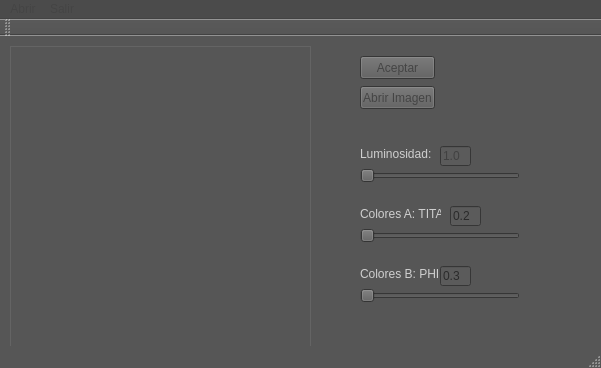
First picture: the form in QtGuiApplication3/QtGuiApplication3.ui, repository irenita/Espectral_II, before the edit.
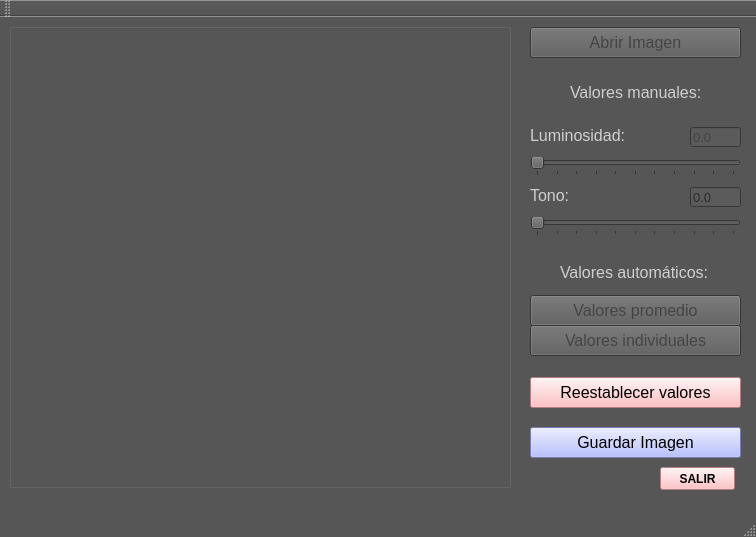
Second picture: the form after the edit.

Patch:
```diff
--- a/QtGuiApplication3/QtGuiApplication3.ui
+++ b/QtGuiApplication3/QtGuiApplication3.ui
@@ -6,8 +6,8 @@
    <rect>
     <x>0</x>
     <y>0</y>
-    <width>601</width>
-    <height>368</height>
+    <width>756</width>
+    <height>537</height>
    </rect>
   </property>
   <property name="palette">
@@ -43,9 +43,9 @@
      <colorrole role="Text">
       <brush brushstyle="SolidPattern">
        <color alpha="255">
-        <red>194</red>
-        <green>194</green>
-        <blue>194</blue>
+        <red>0</red>
+        <green>0</green>
+        <blue>0</blue>
        </color>
       </brush>
      </colorrole>
@@ -117,9 +117,9 @@
      <colorrole role="Text">
       <brush brushstyle="SolidPattern">
        <color alpha="255">
-        <red>194</red>
-        <green>194</green>
-        <blue>194</blue>
+        <red>0</red>
+        <green>0</green>
+        <blue>0</blue>
        </color>
       </brush>
      </colorrole>
@@ -334,51 +334,80 @@
    <widget class="QPushButton" name="pushButtonAceptar">
     <property name="geometry">
      <rect>
-      <x>360</x>
-      <y>20</y>
+      <x>660</x>
+      <y>450</y>
       <width>75</width>
       <height>23</height>
      </rect>
     </property>
+    <property name="font">
+     <font>
+      <weight>75</weight>
+      <bold>true</bold>
+     </font>
+    </property>
     <property name="cursor">
      <cursorShape>PointingHandCursor</cursorShape>
     </property>
+    <property name="styleSheet">
+     <string notr="true">background-color: rgb(254, 178, 180);</string>
+    </property>
     <property name="text">
-     <string>Aceptar</string>
+     <string>SALIR</string>
     </property>
    </widget>
    <widget class="QPushButton" name="pushButtonAbrir">
     <property name="geometry">
      <rect>
-      <x>360</x>
-      <y>50</y>
-      <width>75</width>
-      <height>23</height>
+      <x>530</x>
+      <y>10</y>
+      <width>211</width>
+      <height>31</height>
      </rect>
     </property>
+    <property name="font">
+     <font>
+      <pointsize>12</pointsize>
+     </font>
+    </property>
     <property name="text">
      <string>Abrir Imagen</string>
     </property>
    </widget>
-   <widget class="QSlider" name="horizontalSliderLumi">
+   <widget class="QSlider" name="horizontalSliderTITA">
     <property name="geometry">
      <rect>
-      <x>360</x>
-      <y>130</y>
-      <width>160</width>
+      <x>530</x>
+      <y>140</y>
+      <width>211</width>
       <height>19</height>
      </rect>
     </property>
+    <property name="minimum">
+     <number>0</number>
+    </property>
+    <property name="maximum">
+     <number>9999</number>
+    </property>
+    <property name="sliderPosition">
+     <number>0</number>
+    </property>
     <property name="orientation">
      <enum>Qt::Horizontal</enum>
     </property>
+    <property name="tickPosition">
+     <enum>QSlider::TicksBelow</enum>
+    </property>
+    <property name="tickInterval">
+     <number>999</number>
+    </property>
    </widget>
-   <widget class="QLineEdit" name="lineEditLumi">
+   <widget class="QLineEdit" name="lineEditTITA">
     <property name="geometry">
      <rect>
-      <x>440</x>
+      <x>690</x>
       <y>110</y>
-      <width>31</width>
+      <width>51</width>
       <height>20</height>
      </rect>
     </property>
@@ -446,16 +475,24 @@
       </disabled>
      </palette>
     </property>
+    <property name="font">
+     <font>
+      <pointsize>10</pointsize>
+     </font>
+    </property>
     <property name="text">
-     <string>1.0</string>
+     <string>0.0</string>
+    </property>
+    <property name="frame">
+     <bool>true</bool>
     </property>
    </widget>
    <widget class="QLabel" name="label">
     <property name="geometry">
      <rect>
-      <x>360</x>
+      <x>530</x>
       <y>110</y>
-      <width>81</width>
+      <width>111</width>
       <height>16</height>
      </rect>
     </property>
@@ -523,6 +560,11 @@
       </disabled>
      </palette>
     </property>
+    <property name="font">
+     <font>
+      <pointsize>12</pointsize>
+     </font>
+    </property>
     <property name="text">
      <string>Luminosidad:</string>
     </property>
@@ -530,9 +572,9 @@
    <widget class="QLabel" name="label_2">
     <property name="geometry">
      <rect>
-      <x>360</x>
+      <x>530</x>
       <y>170</y>
-      <width>81</width>
+      <width>71</width>
       <height>16</height>
      </rect>
     </property>
@@ -573,142 +615,43 @@
       </disabled>
      </palette>
     </property>
-    <property name="text">
-     <string>Colores A: TITA</string>
+    <property name="font">
+     <font>
+      <pointsize>12</pointsize>
+     </font>
     </property>
-   </widget>
-   <widget class="QLabel" name="label_3">
-    <property name="geometry">
-     <rect>
-      <x>360</x>
-      <y>230</y>
-      <width>81</width>
-      <height>16</height>
-     </rect>
-    </property>
-    <property name="palette">
-     <palette>
-      <active>
-       <colorrole role="WindowText">
-        <brush brushstyle="SolidPattern">
-         <color alpha="255">
-          <red>207</red>
-          <green>207</green>
-          <blue>207</blue>
-         </color>
-        </brush>
-       </colorrole>
-      </active>
-      <inactive>
-       <colorrole role="WindowText">
-        <brush brushstyle="SolidPattern">
-         <color alpha="255">
-          <red>207</red>
-          <green>207</green>
-          <blue>207</blue>
-         </color>
-        </brush>
-       </colorrole>
-      </inactive>
-      <disabled>
-       <colorrole role="WindowText">
-        <brush brushstyle="SolidPattern">
-         <color alpha="255">
-          <red>120</red>
-          <green>120</green>
-          <blue>120</blue>
-         </color>
-        </brush>
-       </colorrole>
-      </disabled>
-     </palette>
-    </property>
     <property name="text">
-     <string>Colores B: PHI</string>
-    </property>
-   </widget>
-   <widget class="QSlider" name="horizontalSliderTITA">
-    <property name="geometry">
-     <rect>
-      <x>360</x>
-      <y>190</y>
-      <width>160</width>
-      <height>19</height>
-     </rect>
-    </property>
-    <property name="orientation">
-     <enum>Qt::Horizontal</enum>
+     <string>Tono:</string>
     </property>
    </widget>
    <widget class="QSlider" name="horizontalSliderPHI">
     <property name="geometry">
      <rect>
-      <x>360</x>
-      <y>250</y>
-      <width>160</width>
+      <x>530</x>
+      <y>200</y>
+      <width>211</width>
       <height>19</height>
      </rect>
     </property>
+    <property name="maximum">
+     <number>9999</number>
+    </property>
     <property name="orientation">
      <enum>Qt::Horizontal</enum>
     </property>
-   </widget>
-   <widget class="QLineEdit" name="lineEditTITA">
-    <property name="geometry">
-     <rect>
-      <x>450</x>
-      <y>170</y>
-      <width>31</width>
-      <height>20</height>
-     </rect>
+    <property name="tickPosition">
+     <enum>QSlider::TicksBelow</enum>
     </property>
-    <property name="palette">
-     <palette>
-      <active>
-       <colorrole role="Text">
-        <brush brushstyle="SolidPattern">
-         <color alpha="255">
-          <red>42</red>
-          <green>42</green>
-          <blue>42</blue>
-         </color>
-        </brush>
-       </colorrole>
-      </active>
-      <inactive>
-       <colorrole role="Text">
-        <brush brushstyle="SolidPattern">
-         <color alpha="255">
-          <red>42</red>
-          <green>42</green>
-          <blue>42</blue>
-         </color>
-        </brush>
-       </colorrole>
-      </inactive>
-      <disabled>
-       <colorrole role="Text">
-        <brush brushstyle="SolidPattern">
-         <color alpha="255">
-          <red>120</red>
-          <green>120</green>
-          <blue>120</blue>
-         </color>
-        </brush>
-       </colorrole>
-      </disabled>
-     </palette>
-    </property>
-    <property name="text">
-     <string>0.2</string>
+    <property name="tickInterval">
+     <number>999</number>
     </property>
    </widget>
    <widget class="QLineEdit" name="lineEditPHI">
     <property name="geometry">
      <rect>
-      <x>440</x>
-      <y>230</y>
-      <width>31</width>
+      <x>690</x>
+      <y>170</y>
+      <width>51</width>
       <height>20</height>
      </rect>
     </property>
@@ -749,8 +692,13 @@
       </disabled>
      </palette>
     </property>
+    <property name="font">
+     <font>
+      <pointsize>10</pointsize>
+     </font>
+    </property>
     <property name="text">
-     <string>0.3</string>
+     <string>0.0</string>
     </property>
    </widget>
    <widget class="QLabel" name="label_pic">
@@ -758,10 +706,16 @@
      <rect>
       <x>10</x>
       <y>10</y>
-      <width>301</width>
-      <height>301</height>
+      <width>501</width>
+      <height>461</height>
      </rect>
     </property>
+    <property name="sizePolicy">
+     <sizepolicy hsizetype="Preferred" vsizetype="Preferred">
+      <horstretch>0</horstretch>
+      <verstretch>0</verstretch>
+     </sizepolicy>
+    </property>
     <property name="frameShape">
      <enum>QFrame::Box</enum>
     </property>
@@ -769,13 +723,838 @@
      <string/>
     </property>
    </widget>
+   <widget class="QLabel" name="label_5">
+    <property name="geometry">
+     <rect>
+      <x>560</x>
+      <y>240</y>
+      <width>151</width>
+      <height>31</height>
+     </rect>
+    </property>
+    <property name="palette">
+     <palette>
+      <active>
+       <colorrole role="WindowText">
+        <brush brushstyle="SolidPattern">
+         <color alpha="255">
+          <red>207</red>
+          <green>207</green>
+          <blue>207</blue>
+         </color>
+        </brush>
+       </colorrole>
+      </active>
+      <inactive>
+       <colorrole role="WindowText">
+        <brush brushstyle="SolidPattern">
+         <color alpha="255">
+          <red>207</red>
+          <green>207</green>
+          <blue>207</blue>
+         </color>
+        </brush>
+       </colorrole>
+      </inactive>
+      <disabled>
+       <colorrole role="WindowText">
+        <brush brushstyle="SolidPattern">
+         <color alpha="255">
+          <red>120</red>
+          <green>120</green>
+          <blue>120</blue>
+         </color>
+        </brush>
+       </colorrole>
+      </disabled>
+     </palette>
+    </property>
+    <property name="font">
+     <font>
+      <pointsize>12</pointsize>
+     </font>
+    </property>
+    <property name="text">
+     <string>Valores automáticos:</string>
+    </property>
+   </widget>
+   <widget class="QPushButton" name="pushButtonValProm">
+    <property name="geometry">
+     <rect>
+      <x>530</x>
+      <y>278</y>
+      <width>211</width>
+      <height>31</height>
+     </rect>
+    </property>
+    <property name="palette">
+     <palette>
+      <active>
+       <colorrole role="Button">
+        <brush brushstyle="SolidPattern">
+         <color alpha="255">
+          <red>91</red>
+          <green>91</green>
+          <blue>91</blue>
+         </color>
+        </brush>
+       </colorrole>
+       <colorrole role="Midlight">
+        <brush brushstyle="SolidPattern">
+         <color alpha="255">
+          <red>227</red>
+          <green>227</green>
+          <blue>227</blue>
+         </color>
+        </brush>
+       </colorrole>
+       <colorrole role="Text">
+        <brush brushstyle="SolidPattern">
+         <color alpha="255">
+          <red>0</red>
+          <green>0</green>
+          <blue>0</blue>
+         </color>
+        </brush>
+       </colorrole>
+      </active>
+      <inactive>
+       <colorrole role="Button">
+        <brush brushstyle="SolidPattern">
+         <color alpha="255">
+          <red>91</red>
+          <green>91</green>
+          <blue>91</blue>
+         </color>
+        </brush>
+       </colorrole>
+       <colorrole role="Midlight">
+        <brush brushstyle="SolidPattern">
+         <color alpha="255">
+          <red>227</red>
+          <green>227</green>
+          <blue>227</blue>
+         </color>
+        </brush>
+       </colorrole>
+       <colorrole role="Text">
+        <brush brushstyle="SolidPattern">
+         <color alpha="255">
+          <red>0</red>
+          <green>0</green>
+          <blue>0</blue>
+         </color>
+        </brush>
+       </colorrole>
+      </inactive>
+      <disabled>
+       <colorrole role="Button">
+        <brush brushstyle="SolidPattern">
+         <color alpha="255">
+          <red>91</red>
+          <green>91</green>
+          <blue>91</blue>
+         </color>
+        </brush>
+       </colorrole>
+       <colorrole role="Midlight">
+        <brush brushstyle="SolidPattern">
+         <color alpha="255">
+          <red>247</red>
+          <green>247</green>
+          <blue>247</blue>
+         </color>
+        </brush>
+       </colorrole>
+       <colorrole role="Text">
+        <brush brushstyle="SolidPattern">
+         <color alpha="255">
+          <red>120</red>
+          <green>120</green>
+          <blue>120</blue>
+         </color>
+        </brush>
+       </colorrole>
+      </disabled>
+     </palette>
+    </property>
+    <property name="font">
+     <font>
+      <pointsize>12</pointsize>
+     </font>
+    </property>
+    <property name="text">
+     <string>Valores promedio</string>
+    </property>
+   </widget>
+   <widget class="QPushButton" name="pushButtonValInd">
+    <property name="geometry">
+     <rect>
+      <x>530</x>
+      <y>308</y>
+      <width>211</width>
+      <height>31</height>
+     </rect>
+    </property>
+    <property name="palette">
+     <palette>
+      <active>
+       <colorrole role="Button">
+        <brush brushstyle="SolidPattern">
+         <color alpha="255">
+          <red>91</red>
+          <green>91</green>
+          <blue>91</blue>
+         </color>
+        </brush>
+       </colorrole>
+       <colorrole role="Midlight">
+        <brush brushstyle="SolidPattern">
+         <color alpha="255">
+          <red>227</red>
+          <green>227</green>
+          <blue>227</blue>
+         </color>
+        </brush>
+       </colorrole>
+       <colorrole role="Text">
+        <brush brushstyle="SolidPattern">
+         <color alpha="255">
+          <red>0</red>
+          <green>0</green>
+          <blue>0</blue>
+         </color>
+        </brush>
+       </colorrole>
+      </active>
+      <inactive>
+       <colorrole role="Button">
+        <brush brushstyle="SolidPattern">
+         <color alpha="255">
+          <red>91</red>
+          <green>91</green>
+          <blue>91</blue>
+         </color>
+        </brush>
+       </colorrole>
+       <colorrole role="Midlight">
+        <brush brushstyle="SolidPattern">
+         <color alpha="255">
+          <red>227</red>
+          <green>227</green>
+          <blue>227</blue>
+         </color>
+        </brush>
+       </colorrole>
+       <colorrole role="Text">
+        <brush brushstyle="SolidPattern">
+         <color alpha="255">
+          <red>0</red>
+          <green>0</green>
+          <blue>0</blue>
+         </color>
+        </brush>
+       </colorrole>
+      </inactive>
+      <disabled>
+       <colorrole role="Button">
+        <brush brushstyle="SolidPattern">
+         <color alpha="255">
+          <red>91</red>
+          <green>91</green>
+          <blue>91</blue>
+         </color>
+        </brush>
+       </colorrole>
+       <colorrole role="Midlight">
+        <brush brushstyle="SolidPattern">
+         <color alpha="255">
+          <red>247</red>
+          <green>247</green>
+          <blue>247</blue>
+         </color>
+        </brush>
+       </colorrole>
+       <colorrole role="Text">
+        <brush brushstyle="SolidPattern">
+         <color alpha="255">
+          <red>120</red>
+          <green>120</green>
+          <blue>120</blue>
+         </color>
+        </brush>
+       </colorrole>
+      </disabled>
+     </palette>
+    </property>
+    <property name="font">
+     <font>
+      <pointsize>12</pointsize>
+     </font>
+    </property>
+    <property name="text">
+     <string>Valores individuales</string>
+    </property>
+   </widget>
+   <widget class="QPushButton" name="pushButtonReestVal">
+    <property name="geometry">
+     <rect>
+      <x>530</x>
+      <y>360</y>
+      <width>211</width>
+      <height>31</height>
+     </rect>
+    </property>
+    <property name="palette">
+     <palette>
+      <active>
+       <colorrole role="Button">
+        <brush brushstyle="SolidPattern">
+         <color alpha="255">
+          <red>255</red>
+          <green>174</green>
+          <blue>176</blue>
+         </color>
+        </brush>
+       </colorrole>
+       <colorrole role="Text">
+        <brush brushstyle="SolidPattern">
+         <color alpha="255">
+          <red>0</red>
+          <green>0</green>
+          <blue>0</blue>
+         </color>
+        </brush>
+       </colorrole>
+       <colorrole role="Base">
+        <brush brushstyle="SolidPattern">
+         <color alpha="255">
+          <red>255</red>
+          <green>174</green>
+          <blue>176</blue>
+         </color>
+        </brush>
+       </colorrole>
+       <colorrole role="Window">
+        <brush brushstyle="SolidPattern">
+         <color alpha="255">
+          <red>255</red>
+          <green>174</green>
+          <blue>176</blue>
+         </color>
+        </brush>
+       </colorrole>
+       <colorrole role="Highlight">
+        <brush brushstyle="SolidPattern">
+         <color alpha="255">
+          <red>255</red>
+          <green>85</green>
+          <blue>88</blue>
+         </color>
+        </brush>
+       </colorrole>
+       <colorrole role="AlternateBase">
+        <brush brushstyle="SolidPattern">
+         <color alpha="255">
+          <red>246</red>
+          <green>246</green>
+          <blue>246</blue>
+         </color>
+        </brush>
+       </colorrole>
+      </active>
+      <inactive>
+       <colorrole role="Button">
+        <brush brushstyle="SolidPattern">
+         <color alpha="255">
+          <red>255</red>
+          <green>174</green>
+          <blue>176</blue>
+         </color>
+        </brush>
+       </colorrole>
+       <colorrole role="Text">
+        <brush brushstyle="SolidPattern">
+         <color alpha="255">
+          <red>0</red>
+          <green>0</green>
+          <blue>0</blue>
+         </color>
+        </brush>
+       </colorrole>
+       <colorrole role="Base">
+        <brush brushstyle="SolidPattern">
+         <color alpha="255">
+          <red>255</red>
+          <green>174</green>
+          <blue>176</blue>
+         </color>
+        </brush>
+       </colorrole>
+       <colorrole role="Window">
+        <brush brushstyle="SolidPattern">
+         <color alpha="255">
+          <red>255</red>
+          <green>174</green>
+          <blue>176</blue>
+         </color>
+        </brush>
+       </colorrole>
+       <colorrole role="Highlight">
+        <brush brushstyle="SolidPattern">
+         <color alpha="255">
+          <red>255</red>
+          <green>85</green>
+          <blue>88</blue>
+         </color>
+        </brush>
+       </colorrole>
+       <colorrole role="AlternateBase">
+        <brush brushstyle="SolidPattern">
+         <color alpha="255">
+          <red>246</red>
+          <green>246</green>
+          <blue>246</blue>
+         </color>
+        </brush>
+       </colorrole>
+      </inactive>
+      <disabled>
+       <colorrole role="Button">
+        <brush brushstyle="SolidPattern">
+         <color alpha="255">
+          <red>255</red>
+          <green>174</green>
+          <blue>176</blue>
+         </color>
+        </brush>
+       </colorrole>
+       <colorrole role="Text">
+        <brush brushstyle="SolidPattern">
+         <color alpha="255">
+          <red>120</red>
+          <green>120</green>
+          <blue>120</blue>
+         </color>
+        </brush>
+       </colorrole>
+       <colorrole role="Base">
+        <brush brushstyle="SolidPattern">
+         <color alpha="255">
+          <red>255</red>
+          <green>174</green>
+          <blue>176</blue>
+         </color>
+        </brush>
+       </colorrole>
+       <colorrole role="Window">
+        <brush brushstyle="SolidPattern">
+         <color alpha="255">
+          <red>255</red>
+          <green>174</green>
+          <blue>176</blue>
+         </color>
+        </brush>
+       </colorrole>
+       <colorrole role="Highlight">
+        <brush brushstyle="SolidPattern">
+         <color alpha="255">
+          <red>51</red>
+          <green>153</green>
+          <blue>255</blue>
+         </color>
+        </brush>
+       </colorrole>
+       <colorrole role="AlternateBase">
+        <brush brushstyle="SolidPattern">
+         <color alpha="255">
+          <red>246</red>
+          <green>246</green>
+          <blue>246</blue>
+         </color>
+        </brush>
+       </colorrole>
+      </disabled>
+     </palette>
+    </property>
+    <property name="font">
+     <font>
+      <pointsize>12</pointsize>
+     </font>
+    </property>
+    <property name="styleSheet">
+     <string notr="true">background-color: rgb(255, 174, 176);</string>
+    </property>
+    <property name="text">
+     <string>Reestablecer valores</string>
+    </property>
+   </widget>
+   <widget class="QPushButton" name="pushButtonGuardar">
+    <property name="geometry">
+     <rect>
+      <x>530</x>
+      <y>410</y>
+      <width>211</width>
+      <height>31</height>
+     </rect>
+    </property>
+    <property name="font">
+     <font>
+      <pointsize>12</pointsize>
+     </font>
+    </property>
+    <property name="styleSheet">
+     <string notr="true">background-color: rgb(165, 174, 254);</string>
+    </property>
+    <property name="text">
+     <string>Guardar Imagen</string>
+    </property>
+   </widget>
+   <widget class="QLabel" name="label_6">
+    <property name="geometry">
+     <rect>
+      <x>570</x>
+      <y>60</y>
+      <width>151</width>
+      <height>31</height>
+     </rect>
+    </property>
+    <property name="palette">
+     <palette>
+      <active>
+       <colorrole role="WindowText">
+        <brush brushstyle="SolidPattern">
+         <color alpha="255">
+          <red>207</red>
+          <green>207</green>
+          <blue>207</blue>
+         </color>
+        </brush>
+       </colorrole>
+      </active>
+      <inactive>
+       <colorrole role="WindowText">
+        <brush brushstyle="SolidPattern">
+         <color alpha="255">
+          <red>207</red>
+          <green>207</green>
+          <blue>207</blue>
+         </color>
+        </brush>
+       </colorrole>
+      </inactive>
+      <disabled>
+       <colorrole role="WindowText">
+        <brush brushstyle="SolidPattern">
+         <color alpha="255">
+          <red>120</red>
+          <green>120</green>
+          <blue>120</blue>
+         </color>
+        </brush>
+       </colorrole>
+      </disabled>
+     </palette>
+    </property>
+    <property name="font">
+     <font>
+      <pointsize>12</pointsize>
+     </font>
+    </property>
+    <property name="text">
+     <string>Valores manuales:</string>
+    </property>
+   </widget>
+   <widget class="QLabel" name="labelTITA">
+    <property name="enabled">
+     <bool>true</bool>
+    </property>
+    <property name="geometry">
+     <rect>
+      <x>630</x>
+      <y>110</y>
+      <width>51</width>
+      <height>16</height>
+     </rect>
+    </property>
+    <property name="palette">
+     <palette>
+      <active>
+       <colorrole role="WindowText">
+        <brush brushstyle="SolidPattern">
+         <color alpha="255">
+          <red>206</red>
+          <green>206</green>
+          <blue>206</blue>
+         </color>
+        </brush>
+       </colorrole>
+       <colorrole role="Text">
+        <brush brushstyle="SolidPattern">
+         <color alpha="255">
+          <red>236</red>
+          <green>236</green>
+          <blue>236</blue>
+         </color>
+        </brush>
+       </colorrole>
+       <colorrole role="BrightText">
+        <brush brushstyle="SolidPattern">
+         <color alpha="255">
+          <red>122</red>
+          <green>122</green>
+          <blue>122</blue>
+         </color>
+        </brush>
+       </colorrole>
+       <colorrole role="ButtonText">
+        <brush brushstyle="SolidPattern">
+         <color alpha="255">
+          <red>149</red>
+          <green>149</green>
+          <blue>149</blue>
+         </color>
+        </brush>
+       </colorrole>
+      </active>
+      <inactive>
+       <colorrole role="WindowText">
+        <brush brushstyle="SolidPattern">
+         <color alpha="255">
+          <red>184</red>
+          <green>184</green>
+          <blue>184</blue>
+         </color>
+        </brush>
+       </colorrole>
+       <colorrole role="Text">
+        <brush brushstyle="SolidPattern">
+         <color alpha="255">
+          <red>236</red>
+          <green>236</green>
+          <blue>236</blue>
+         </color>
+        </brush>
+       </colorrole>
+       <colorrole role="BrightText">
+        <brush brushstyle="SolidPattern">
+         <color alpha="255">
+          <red>122</red>
+          <green>122</green>
+          <blue>122</blue>
+         </color>
+        </brush>
+       </colorrole>
+       <colorrole role="ButtonText">
+        <brush brushstyle="SolidPattern">
+         <color alpha="255">
+          <red>149</red>
+          <green>149</green>
+          <blue>149</blue>
+         </color>
+        </brush>
+       </colorrole>
+      </inactive>
+      <disabled>
+       <colorrole role="WindowText">
+        <brush brushstyle="SolidPattern">
+         <color alpha="255">
+          <red>120</red>
+          <green>120</green>
+          <blue>120</blue>
+         </color>
+        </brush>
+       </colorrole>
+       <colorrole role="Text">
+        <brush brushstyle="SolidPattern">
+         <color alpha="255">
+          <red>120</red>
+          <green>120</green>
+          <blue>120</blue>
+         </color>
+        </brush>
+       </colorrole>
+       <colorrole role="BrightText">
+        <brush brushstyle="SolidPattern">
+         <color alpha="255">
+          <red>122</red>
+          <green>122</green>
+          <blue>122</blue>
+         </color>
+        </brush>
+       </colorrole>
+       <colorrole role="ButtonText">
+        <brush brushstyle="SolidPattern">
+         <color alpha="255">
+          <red>120</red>
+          <green>120</green>
+          <blue>120</blue>
+         </color>
+        </brush>
+       </colorrole>
+      </disabled>
+     </palette>
+    </property>
+    <property name="layoutDirection">
+     <enum>Qt::RightToLeft</enum>
+    </property>
+    <property name="text">
+     <string/>
+    </property>
+   </widget>
+   <widget class="QLabel" name="labelPHI">
+    <property name="enabled">
+     <bool>true</bool>
+    </property>
+    <property name="geometry">
+     <rect>
+      <x>630</x>
+      <y>170</y>
+      <width>51</width>
+      <height>16</height>
+     </rect>
+    </property>
+    <property name="palette">
+     <palette>
+      <active>
+       <colorrole role="WindowText">
+        <brush brushstyle="SolidPattern">
+         <color alpha="255">
+          <red>206</red>
+          <green>206</green>
+          <blue>206</blue>
+         </color>
+        </brush>
+       </colorrole>
+       <colorrole role="Text">
+        <brush brushstyle="SolidPattern">
+         <color alpha="255">
+          <red>236</red>
+          <green>236</green>
+          <blue>236</blue>
+         </color>
+        </brush>
+       </colorrole>
+       <colorrole role="BrightText">
+        <brush brushstyle="SolidPattern">
+         <color alpha="255">
+          <red>122</red>
+          <green>122</green>
+          <blue>122</blue>
+         </color>
+        </brush>
+       </colorrole>
+       <colorrole role="ButtonText">
+        <brush brushstyle="SolidPattern">
+         <color alpha="255">
+          <red>149</red>
+          <green>149</green>
+          <blue>149</blue>
+         </color>
+        </brush>
+       </colorrole>
+      </active>
+      <inactive>
+       <colorrole role="WindowText">
+        <brush brushstyle="SolidPattern">
+         <color alpha="255">
+          <red>184</red>
+          <green>184</green>
+          <blue>184</blue>
+         </color>
+        </brush>
+       </colorrole>
+       <colorrole role="Text">
+        <brush brushstyle="SolidPattern">
+         <color alpha="255">
+          <red>236</red>
+          <green>236</green>
+          <blue>236</blue>
+         </color>
+        </brush>
+       </colorrole>
+       <colorrole role="BrightText">
+        <brush brushstyle="SolidPattern">
+         <color alpha="255">
+          <red>122</red>
+          <green>122</green>
+          <blue>122</blue>
+         </color>
+        </brush>
+       </colorrole>
+       <colorrole role="ButtonText">
+        <brush brushstyle="SolidPattern">
+         <color alpha="255">
+          <red>149</red>
+          <green>149</green>
+          <blue>149</blue>
+         </color>
+        </brush>
+       </colorrole>
+      </inactive>
+      <disabled>
+       <colorrole role="WindowText">
+        <brush brushstyle="SolidPattern">
+         <color alpha="255">
+          <red>120</red>
+          <green>120</green>
+          <blue>120</blue>
+         </color>
+        </brush>
+       </colorrole>
+       <colorrole role="Text">
+        <brush brushstyle="SolidPattern">
+         <color alpha="255">
+          <red>120</red>
+          <green>120</green>
+          <blue>120</blue>
+         </color>
+        </brush>
+       </colorrole>
+       <colorrole role="BrightText">
+        <brush brushstyle="SolidPattern">
+         <color alpha="255">
+          <red>122</red>
+          <green>122</green>
+          <blue>122</blue>
+         </color>
+        </brush>
+       </colorrole>
+       <colorrole role="ButtonText">
+        <brush brushstyle="SolidPattern">
+         <color alpha="255">
+          <red>120</red>
+          <green>120</green>
+          <blue>120</blue>
+         </color>
+        </brush>
+       </colorrole>
+      </disabled>
+     </palette>
+    </property>
+    <property name="layoutDirection">
+     <enum>Qt::RightToLeft</enum>
+    </property>
+    <property name="text">
+     <string/>
+    </property>
+   </widget>
   </widget>
+  <widget class="QToolBar" name="mainToolBar">
+   <attribute name="toolBarArea">
+    <enum>TopToolBarArea</enum>
+   </attribute>
+   <attribute name="toolBarBreak">
+    <bool>false</bool>
+   </attribute>
+  </widget>
+  <widget class="QStatusBar" name="statusBar"/>
   <widget class="QMenuBar" name="menuBar">
    <property name="geometry">
     <rect>
      <x>0</x>
      <y>0</y>
-     <width>601</width>
+     <width>756</width>
      <height>21</height>
     </rect>
    </property>
@@ -870,28 +1649,7 @@
      </disabled>
     </palette>
    </property>
-   <widget class="QMenu" name="menuMenu">
-    <property name="title">
-     <string>Abrir</string>
-    </property>
-   </widget>
-   <widget class="QMenu" name="menuSalir">
-    <property name="title">
-     <string>Salir</string>
-    </property>
-   </widget>
-   <addaction name="menuMenu"/>
-   <addaction name="menuSalir"/>
   </widget>
-  <widget class="QToolBar" name="mainToolBar">
-   <attribute name="toolBarArea">
-    <enum>TopToolBarArea</enum>
-   </attribute>
-   <attribute name="toolBarBreak">
-    <bool>false</bool>
-   </attribute>
-  </widget>
-  <widget class="QStatusBar" name="statusBar"/>
  </widget>
  <layoutdefault spacing="6" margin="11"/>
  <resources>
```
Left out of the diff: 21 changed lines with no effect on the pictures.
